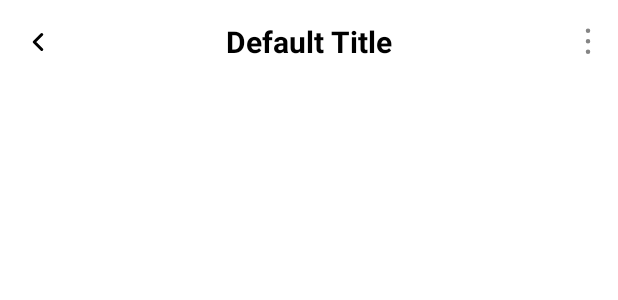
After one commit to One-Trillion-Club/HUMATE-Android, an Android app: the layout chat_toolbar.xml on its own in the app's theme, with its tools: preview values and no code run, on a phone screen of 412 x 824 dp. The commit adds this screen. Shown: the top 300 px of the screen. Run offline under Robolectric (Android 15) with nearby library versions, the phone set to English and light mode, and no system bars.

Commit message:
✨ Feat: chat toolbar 구현

```diff
--- /dev/null
+++ b/app/src/main/res/drawable/ic_default_menu.xml
@@ -0,0 +1,10 @@
+<?xml version="1.0" encoding="utf-8"?>
+<vector xmlns:android="http://schemas.android.com/apk/res/android"
+        android:width="24dp"
+        android:height="24dp"
+        android:viewportWidth="24"
+        android:viewportHeight="24">
+    <path
+            android:fillColor="@color/nav_item_text_color_unselected"
+            android:pathData="M12,6a1.5,1.5 0 1,0 0,-3a1.5,1.5 0 1,0 0,3zm0,7a1.5,1.5 0 1,0 0,-3a1.5,1.5 0 1,0 0,3zm0,7a1.5,1.5 0 1,0 0,-3a1.5,1.5 0 1,0 0,3z"/>
+</vector>
--- a/app/src/main/res/layout/activity_main.xml
+++ b/app/src/main/res/layout/activity_main.xml
@@ -8,8 +8,10 @@
     android:weightSum="1"
     tools:context=".MainActivity">
 
-
-    <include layout="@layout/common_toolbar" />
+    <FrameLayout
+            android:id="@+id/toolbar_container"
+            android:layout_width="match_parent"
+            android:layout_height="wrap_content"/>
 
     <androidx.fragment.app.FragmentContainerView
         android:id="@+id/my_nav_host"
--- /dev/null
+++ b/app/src/main/res/layout/chat_toolbar.xml
@@ -0,0 +1,49 @@
+<?xml version="1.0" encoding="utf-8"?>
+<androidx.appcompat.widget.Toolbar
+        xmlns:android="http://schemas.android.com/apk/res/android"
+        xmlns:app="http://schemas.android.com/apk/res-auto"
+        android:id="@+id/chat_toolbar"
+        android:layout_width="match_parent"
+        android:layout_height="wrap_content"
+        android:background="@color/white"
+        app:contentInsetStart="0dp"
+        app:contentInsetEnd="0dp">
+
+    <FrameLayout
+            android:id="@+id/toolbar_layout"
+            android:layout_width="match_parent"
+            android:layout_height="match_parent"
+            android:padding="0dp">
+
+        <ImageButton
+                android:id="@+id/left_button"
+                android:layout_width="50dp"
+                android:layout_height="wrap_content"
+                android:src="@drawable/back_button"
+                android:contentDescription="뒤로가기"
+                android:background="?attr/selectableItemBackgroundBorderless"
+                android:padding="8dp"
+                android:layout_gravity="start|center_vertical"/>
+
+        <!-- 메뉴 아이콘 버튼 추가 -->
+        <ImageButton
+                android:id="@+id/menu_button"
+                android:layout_width="wrap_content"
+                android:layout_height="wrap_content"
+                android:src="@drawable/ic_default_menu"
+                android:contentDescription="메뉴"
+                android:background="?attr/selectableItemBackgroundBorderless"
+                android:padding="8dp"
+                android:layout_gravity="end|center_vertical"/>
+
+        <TextView
+                android:id="@+id/toolbar_title"
+                android:layout_width="wrap_content"
+                android:layout_height="wrap_content"
+                android:text="Default Title"
+                android:textColor="@color/black"
+                android:textSize="20sp"
+                android:textStyle="bold"
+                android:layout_gravity="center"/>
+    </FrameLayout>
+</androidx.appcompat.widget.Toolbar>
--- /dev/null
+++ b/app/src/main/res/menu/chat_menu.xml
@@ -0,0 +1,16 @@
+<?xml version="1.0" encoding="utf-8"?>
+<menu xmlns:app="http://schemas.android.com/apk/res-auto" xmlns:android="http://schemas.android.com/apk/res/android">
+
+    <item
+            android:id="@+id/alarmActiveBtn"
+            android:title="알림끄기" />
+
+    <item
+            android:id="@+id/issueReportBtn"
+            android:title="신고하기" />
+
+    <item
+            android:id="@+id/exitChatRoomBtn"
+            android:title="채팅방 나가기" />
+
+</menu>
```
